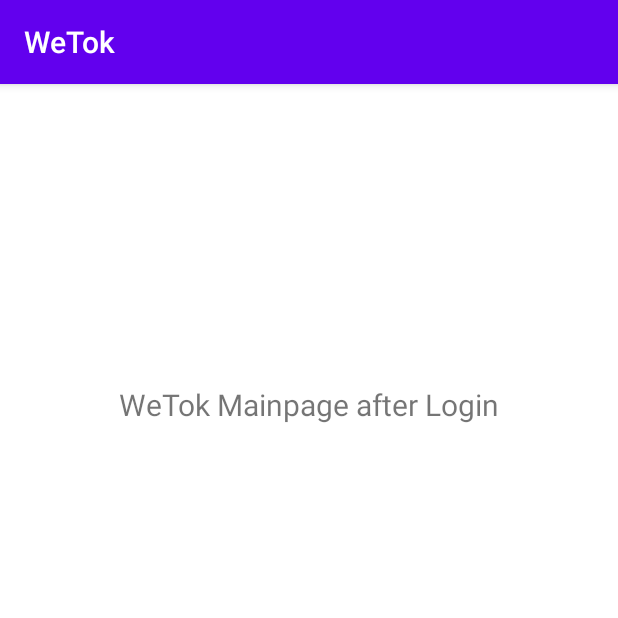
After one commit to XinyuKang22/WeTok, an Android app: the FunctionActivity screen opened directly, with no data from a screen before it, on a phone screen of 412 x 824 dp, the top half of it. The commit adds this screen. Run offline under Robolectric (Android 15) with nearby library versions, the phone set to English and light mode, and no system bars.

Commit message:
direct jump of Login

```diff
--- a/app/src/main/AndroidManifest.xml
+++ b/app/src/main/AndroidManifest.xml
@@ -10,6 +10,9 @@
         android:supportsRtl="true"
         android:theme="@style/Theme.WeTok">
         <activity
+            android:name=".FunctionActivity"
+            android:exported="true" />
+        <activity
             android:name=".MainActivity"
             android:exported="true">
             <intent-filter>
--- /dev/null
+++ b/app/src/main/java/com/example/wetok/FunctionActivity.java
@@ -0,0 +1,14 @@
+package com.example.wetok;
+
+import androidx.appcompat.app.AppCompatActivity;
+
+import android.os.Bundle;
+
+public class FunctionActivity extends AppCompatActivity {
+
+    @Override
+    protected void onCreate(Bundle savedInstanceState) {
+        super.onCreate(savedInstanceState);
+        setContentView(R.layout.activity_function);
+    }
+}
--- /dev/null
+++ b/app/src/main/res/layout/activity_function.xml
@@ -0,0 +1,17 @@
+<?xml version="1.0" encoding="utf-8"?>
+<LinearLayout xmlns:android="http://schemas.android.com/apk/res/android"
+    xmlns:app="http://schemas.android.com/apk/res-auto"
+    xmlns:tools="http://schemas.android.com/tools"
+    android:layout_width="match_parent"
+    android:layout_height="match_parent"
+    android:orientation="vertical"
+    tools:context=".FunctionActivity">
+    <TextView
+        android:layout_width="match_parent"
+        android:layout_height="wrap_content"
+        android:layout_marginTop="200dp"
+        android:gravity="center"
+        android:text="WeTok Mainpage after Login"
+        android:textSize="20dp" />
+
+</LinearLayout>
--- a/app/src/main/res/layout/activity_main.xml
+++ b/app/src/main/res/layout/activity_main.xml
@@ -34,6 +34,7 @@
         />
 
     <Button
+        android:id="@+id/btn_login"
         android:layout_width="110dp"
         android:layout_height="50dp"
         android:layout_marginLeft="50dp"
```
Also changed, not shown: app/src/main/java/com/example/wetok/MainActivity.java (+19 -0 lines).
